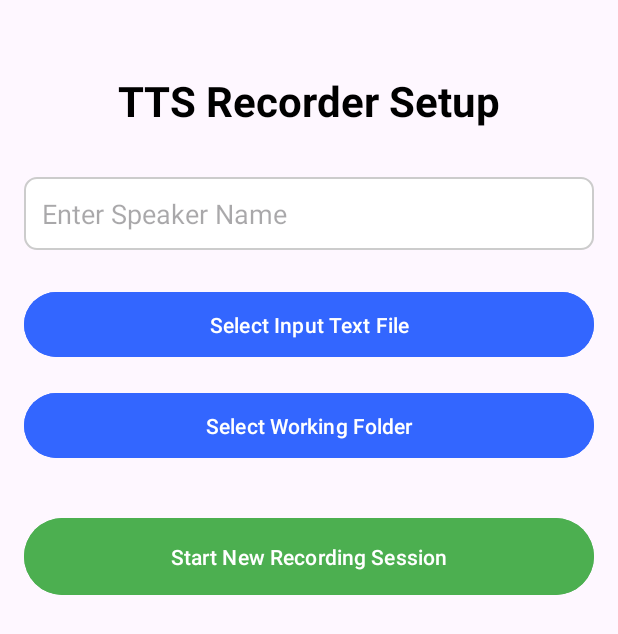
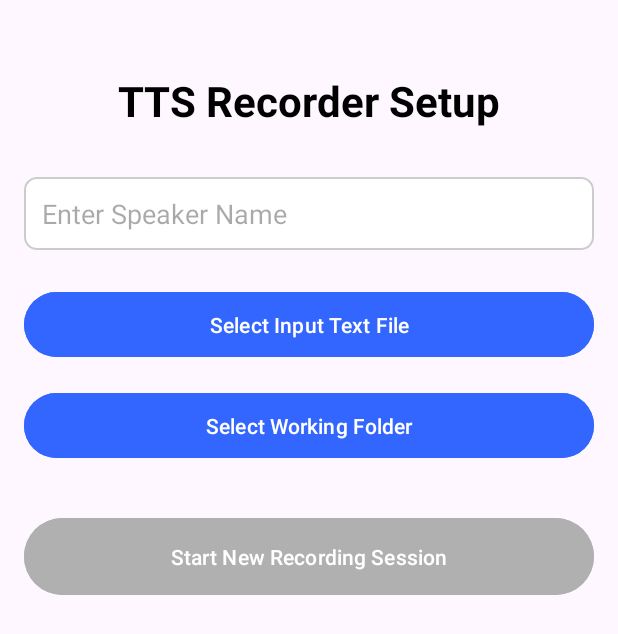
Before and after one commit to Emperor-Trillion/TTS-Tool, an Android app: the screen it shows after launch (MainActivity), on a phone screen of 412 x 824 dp. Shown: the top 634 px of the screen. Run offline under Robolectric (Android 15) with nearby library versions, the light colour scheme and no system bars; our stand-ins replace Firebase (no records; nobody signed in at launch, a user with empty details on screens opened directly); Roboto replaces fonts that are not available here.

Commit message:
20th Commit: - Fixed graying out of 'Start Recording Session' when Name is not entered and file not selected.

```diff
--- a/app/src/main/java/com/example/tts_tool/MainActivity.java
+++ b/app/src/main/java/com/example/tts_tool/MainActivity.java
@@ -9,6 +9,7 @@ import android.util.Log;
 import android.view.View;
 import android.widget.Button;
 import android.widget.EditText;
+import android.widget.TextView;
 import android.widget.Toast;
 
 import androidx.activity.result.ActivityResultLauncher;
@@ -25,14 +26,15 @@ public class MainActivity extends AppCompatActivity {
     private static final String TAG = "MainActivity";
     private static final String PREFS_NAME = "TTSRecorderPrefs";
     private static final String KEY_SAVED_WORKING_FOLDER_URI = "savedWorkingFolderUri";
-    private static final String KEY_WORKING_FOLDER_SELECTED_ONCE = "workingFolderSelectedOnce"; // New flag
+    private static final String KEY_WORKING_FOLDER_SELECTED_ONCE = "workingFolderSelectedOnce";
 
     private EditText usernameEditText;
     private Button btnSelectInputFile;
+    private TextView tvSelectedInputFileName;
     private Button btnSelectWorkingFolder;
     private Button btnStartProcessing;
-    private Button btnLoadExistingSession; // Now primarily handled by ExploreActivityPage
-    private Button btnManageFiles; // Now primarily handled by ExploreActivityPage
+    private Button btnLoadExistingSession;
+    private Button btnManageFiles;
 
     private Uri selectedInputFileUri;
     private Uri selectedWorkingFolderUri;
@@ -46,6 +48,7 @@ public class MainActivity extends AppCompatActivity {
 
         usernameEditText = findViewById(R.id.username_edit_text);
         btnSelectInputFile = findViewById(R.id.btn_select_input_file);
+        tvSelectedInputFileName = findViewById(R.id.tv_selected_input_file_name);
         btnSelectWorkingFolder = findViewById(R.id.btn_select_working_folder);
         btnStartProcessing = findViewById(R.id.btn_start_processing);
         btnLoadExistingSession = findViewById(R.id.btn_load_existing_session);
@@ -55,7 +58,7 @@ public class MainActivity extends AppCompatActivity {
 
         SharedPreferences sharedPreferences = getSharedPreferences(PREFS_NAME, MODE_PRIVATE);
         String savedUriString = sharedPreferences.getString(KEY_SAVED_WORKING_FOLDER_URI, null);
-        boolean folderSelectedOnce = sharedPreferences.getBoolean(KEY_WORKING_FOLDER_SELECTED_ONCE, false); // Read the flag
+        boolean folderSelectedOnce = sharedPreferences.getBoolean(KEY_WORKING_FOLDER_SELECTED_ONCE, false);
 
         if (savedUriString != null) {
             selectedWorkingFolderUri = Uri.parse(savedUriString);
@@ -65,7 +68,6 @@ public class MainActivity extends AppCompatActivity {
                 Log.d(TAG, "Loaded saved working folder URI: " + selectedWorkingFolderUri.toString());
                 Toast.makeText(this, "Last working folder loaded. Ready for new session setup.", Toast.LENGTH_LONG).show();
 
-                // If a folder was selected once, hide the button
                 if (folderSelectedOnce) {
                     btnSelectWorkingFolder.setVisibility(View.GONE);
                     Log.d(TAG, "Working folder already selected once, hiding 'Select Working Folder' button.");
@@ -73,25 +75,30 @@ public class MainActivity extends AppCompatActivity {
 
             } catch (SecurityException e) {
                 Log.e(TAG, "Permissions lost for saved working folder URI: " + e.getMessage());
-                selectedWorkingFolderUri = null; // Clear URI if permissions are lost
+                selectedWorkingFolderUri = null;
                 Toast.makeText(this, "Permissions lost for previous working folder. Please re-select it.", Toast.LENGTH_LONG).show();
-                // If permissions are lost, show the button again to allow re-selection
                 btnSelectWorkingFolder.setVisibility(View.VISIBLE);
-                sharedPreferences.edit().putBoolean(KEY_WORKING_FOLDER_SELECTED_ONCE, false).apply(); // Reset flag
+                sharedPreferences.edit().putBoolean(KEY_WORKING_FOLDER_SELECTED_ONCE, false).apply();
             }
         } else {
             Log.d(TAG, "No saved working folder URI found. User needs to select one.");
             Toast.makeText(this, "Please select a working folder.", Toast.LENGTH_LONG).show();
-            btnSelectWorkingFolder.setVisibility(View.VISIBLE); // Ensure visible for first selection
+            btnSelectWorkingFolder.setVisibility(View.VISIBLE);
         }
 
         openDocumentLauncher = registerForActivityResult(new ActivityResultContracts.OpenDocument(), uri -> {
             if (uri != null) {
                 selectedInputFileUri = uri;
-                Toast.makeText(MainActivity.this, "Input file selected: " + getFileName(uri), Toast.LENGTH_SHORT).show();
+                String fileName = getFileName(uri);
+                Toast.makeText(MainActivity.this, "Input file selected: " + fileName, Toast.LENGTH_SHORT).show();
+                tvSelectedInputFileName.setText("Selected File: " + fileName);
+                tvSelectedInputFileName.setVisibility(View.VISIBLE);
                 Log.d(TAG, "Selected input file URI: " + uri.toString());
             } else {
+                selectedInputFileUri = null;
                 Toast.makeText(MainActivity.this, "No input file selected.", Toast.LENGTH_SHORT).show();
+                tvSelectedInputFileName.setText("No file selected");
+                tvSelectedInputFileName.setVisibility(View.GONE);
             }
             updateButtonStates();
         });
@@ -99,18 +106,15 @@ public class MainActivity extends AppCompatActivity {
         openDirectoryLauncher = registerForActivityResult(new ActivityResultContracts.OpenDocumentTree(), uri -> {
             if (uri != null) {
                 selectedWorkingFolderUri = uri;
-                // Persist permissions
                 final int takeFlags = Intent.FLAG_GRANT_READ_URI_PERMISSION | Intent.FLAG_GRANT_WRITE_URI_PERMISSION;
                 getContentResolver().takePersistableUriPermission(uri, takeFlags);
 
-                // Save the URI for future use
                 sharedPreferences.edit().putString(KEY_SAVED_WORKING_FOLDER_URI, uri.toString()).apply();
-                sharedPreferences.edit().putBoolean(KEY_WORKING_FOLDER_SELECTED_ONCE, true).apply(); // Set flag to true
+                sharedPreferences.edit().putBoolean(KEY_WORKING_FOLDER_SELECTED_ONCE, true).apply();
 
                 Toast.makeText(MainActivity.this, "Working folder selected: " + getFolderName(uri), Toast.LENGTH_SHORT).show();
                 Log.d(TAG, "Selected working folder URI: " + uri.toString());
 
-                // Hide the button immediately after successful selection
                 btnSelectWorkingFolder.setVisibility(View.GONE);
 
             } else {
@@ -139,13 +143,12 @@ public class MainActivity extends AppCompatActivity {
 
             Intent intent = new Intent(MainActivity.this, ProcessingActivity.class);
             intent.putExtra("username", username);
-            intent.setData(selectedInputFileUri); // Pass the input file URI
-            intent.putExtra("root_folder_uri", selectedWorkingFolderUri.toString()); // Pass the working folder URI
+            intent.setData(selectedInputFileUri);
+            intent.putExtra("root_folder_uri", selectedWorkingFolderUri.toString());
             startActivity(intent);
             finish();
         });
 
-        // These buttons are now primarily managed by ExploreActivityPage
         btnLoadExistingSession.setOnClickListener(v -> {
             Toast.makeText(this, "Please use 'Load Saved Session' from the Explore Page.", Toast.LENGTH_LONG).show();
         });
@@ -154,7 +157,19 @@ public class MainActivity extends AppCompatActivity {
             Toast.makeText(this, "Please use 'View Files in Workspace' from the Explore Page.", Toast.LENGTH_LONG).show();
         });
 
+        tvSelectedInputFileName.setText("No file selected");
+        tvSelectedInputFileName.setVisibility(View.GONE);
+
+        // Call updateButtonStates to set initial button states
         updateButtonStates();
+
+        // --- NEW LOGGING FOR DEBUGGING ---
+        Log.d(TAG, "Initial button states after onCreate:");
+        Log.d(TAG, "  btnStartProcessing.isEnabled(): " + btnStartProcessing.isEnabled());
+        Log.d(TAG, "  usernameEditText.getText().isEmpty(): " + usernameEditText.getText().toString().trim().isEmpty());
+        Log.d(TAG, "  selectedInputFileUri is null: " + (selectedInputFileUri == null));
+        Log.d(TAG, "  selectedWorkingFolderUri is null: " + (selectedWorkingFolderUri == null));
+        // --- END NEW LOGGING ---
     }
 
     private void updateButtonStates() {
@@ -163,7 +178,7 @@ public class MainActivity extends AppCompatActivity {
         boolean isWorkingFolderSelected = selectedWorkingFolderUri != null;
 
         btnStartProcessing.setEnabled(isUsernameEntered && isInputFileSelected && isWorkingFolderSelected);
-        // Ensure these buttons are always disabled in MainActivity as ExploreActivityPage is the primary hub for them
+
         btnLoadExistingSession.setEnabled(false);
         btnManageFiles.setEnabled(false);
     }
--- /dev/null
+++ b/app/src/main/res/color/button_state_colors.xml
@@ -0,0 +1,7 @@
+<?xml version="1.0" encoding="utf-8"?>
+<selector xmlns:android="http://schemas.android.com/apk/res/android">
+    <!-- Disabled state -->
+    <item android:state_enabled="false" android:color="@color/custom_grey_disabled" />
+    <!-- Default (enabled) state -->
+    <item android:color="@color/custom_green" />
+</selector>
--- a/app/src/main/res/layout/activity_main.xml
+++ b/app/src/main/res/layout/activity_main.xml
@@ -47,6 +47,20 @@
         app:layout_constraintStart_toStartOf="parent"
         app:layout_constraintEnd_toEndOf="parent" />
 
+    <TextView
+        android:id="@+id/tv_selected_input_file_name"
+        android:layout_width="0dp"
+        android:layout_height="wrap_content"
+        android:text="No file selected"
+        android:textSize="14sp"
+        android:textColor="@android:color/darker_gray"
+        android:layout_marginTop="8dp"
+        android:gravity="center_horizontal"
+        android:visibility="gone"
+        app:layout_constraintTop_toBottomOf="@+id/btn_select_input_file"
+        app:layout_constraintStart_toStartOf="parent"
+        app:layout_constraintEnd_toEndOf="parent" />
+
     <Button
         android:id="@+id/btn_select_working_folder"
         android:layout_width="0dp"
@@ -56,7 +70,7 @@
         android:textColor="@color/white"
         android:layout_marginTop="16dp"
         android:padding="12dp"
-        app:layout_constraintTop_toBottomOf="@+id/btn_select_input_file"
+        app:layout_constraintTop_toBottomOf="@+id/tv_selected_input_file_name"
         app:layout_constraintStart_toStartOf="parent"
         app:layout_constraintEnd_toEndOf="parent" />
 
@@ -65,17 +79,14 @@
         android:layout_width="0dp"
         android:layout_height="wrap_content"
         android:text="Start New Recording Session"
-        android:backgroundTint="@color/custom_green"
+        android:backgroundTint="@color/button_state_colors"
         android:textColor="@color/white"
         android:layout_marginTop="32dp"
         android:padding="16dp"
-        android:enabled="false"
         app:layout_constraintTop_toBottomOf="@+id/btn_select_working_folder"
         app:layout_constraintStart_toStartOf="parent"
         app:layout_constraintEnd_toEndOf="parent" />
 
-    <!-- These buttons are now primarily managed by ExploreActivityPage,
-         and their visibility is set to gone by default as per previous instructions. -->
     <Button
         android:id="@+id/btn_load_existing_session"
         android:layout_width="0dp"
--- a/app/src/main/res/values/colors.xml
+++ b/app/src/main/res/values/colors.xml
@@ -19,6 +19,7 @@
     <color name="text_color_dark">#333333</color>
     <color name="background_light_gray">#EEEEEE</color>
     <color name="background_dark_gray">#616161</color>
+    <color name="custom_grey_disabled">#B0B0B0</color>
 
     <!-- Custom colors for SentenceAdapter -->
     <color name="selected_item_background">#E0E0E0</color> <!-- Light grey for selected item -->
```
